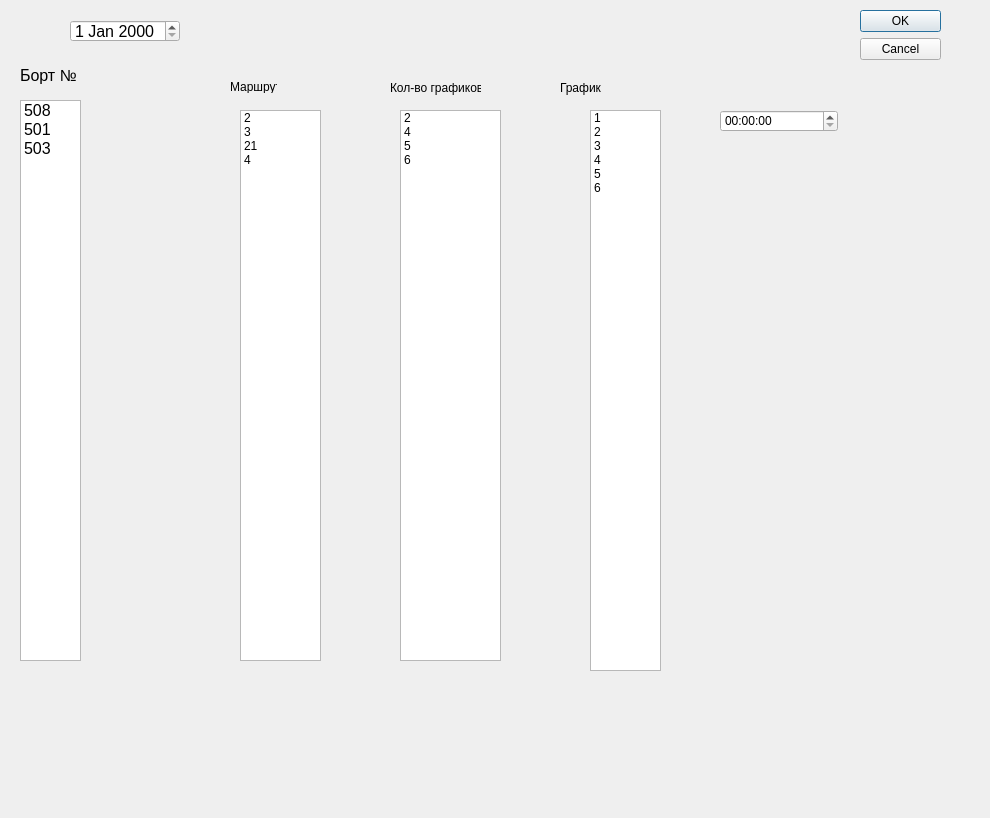
Qt form ui/Narad.ui (Andrew007Serednev/DenyDesktopApp) before a commit.
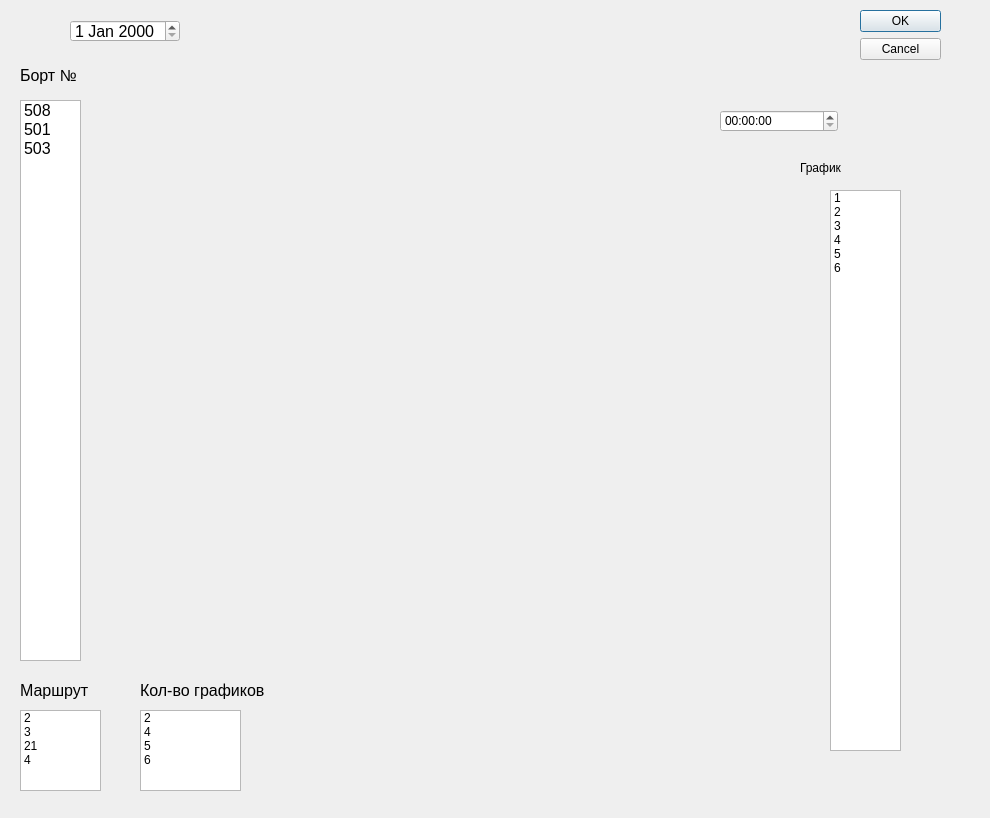
The same form after that commit.

The edit to the form file:
```diff
--- a/ui/Narad.ui
+++ b/ui/Narad.ui
@@ -95,10 +95,10 @@
   <widget class="QListWidget" name="listWidget_2">
    <property name="geometry">
     <rect>
-     <x>240</x>
-     <y>110</y>
+     <x>20</x>
+     <y>710</y>
      <width>81</width>
-     <height>551</height>
+     <height>81</height>
     </rect>
    </property>
    <item>
@@ -125,12 +125,17 @@
   <widget class="QLabel" name="label_2">
    <property name="geometry">
     <rect>
-     <x>230</x>
-     <y>80</y>
-     <width>47</width>
-     <height>13</height>
+     <x>20</x>
+     <y>680</y>
+     <width>71</width>
+     <height>21</height>
     </rect>
    </property>
+   <property name="font">
+    <font>
+     <pointsize>12</pointsize>
+    </font>
+   </property>
    <property name="text">
     <string>Маршрут</string>
    </property>
@@ -138,10 +143,10 @@
   <widget class="QListWidget" name="listWidget_3">
    <property name="geometry">
     <rect>
-     <x>400</x>
-     <y>110</y>
+     <x>140</x>
+     <y>710</y>
      <width>101</width>
-     <height>551</height>
+     <height>81</height>
     </rect>
    </property>
    <item>
@@ -168,8 +173,8 @@
   <widget class="QListWidget" name="listWidget_4">
    <property name="geometry">
     <rect>
-     <x>590</x>
-     <y>110</y>
+     <x>830</x>
+     <y>190</y>
      <width>71</width>
      <height>561</height>
     </rect>
@@ -218,12 +223,17 @@
   <widget class="QLabel" name="label_3">
    <property name="geometry">
     <rect>
-     <x>390</x>
-     <y>80</y>
-     <width>91</width>
-     <height>16</height>
+     <x>140</x>
+     <y>680</y>
+     <width>131</width>
+     <height>21</height>
     </rect>
    </property>
+   <property name="font">
+    <font>
+     <pointsize>12</pointsize>
+    </font>
+   </property>
    <property name="text">
     <string>Кол-во графиков</string>
    </property>
@@ -231,8 +241,8 @@
   <widget class="QLabel" name="label_4">
    <property name="geometry">
     <rect>
-     <x>560</x>
-     <y>80</y>
+     <x>800</x>
+     <y>160</y>
      <width>51</width>
      <height>16</height>
     </rect>
@@ -241,6 +251,17 @@
     <string>График</string>
    </property>
   </widget>
+  <widget class="QWidget" name="verticalLayoutWidget">
+   <property name="geometry">
+    <rect>
+     <x>10</x>
+     <y>670</y>
+     <width>341</width>
+     <height>141</height>
+    </rect>
+   </property>
+   <layout class="QVBoxLayout" name="verticalLayout"/>
+  </widget>
  </widget>
  <resources/>
  <connections>
```
